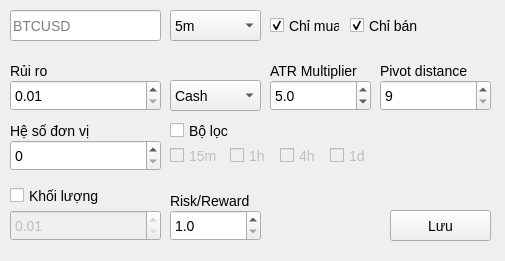
First picture: the form in ui/EditWindow.ui, repository nguyenvantat1182002/rsi-signal-bot, before the edit.
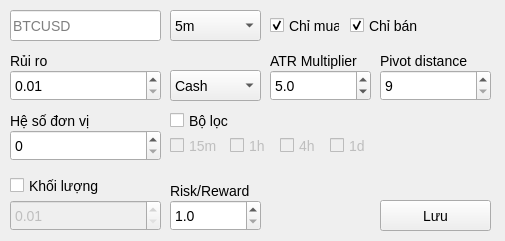
Second picture: the form after the edit.

What changed in the file:
```diff
--- a/ui/EditWindow.ui
+++ b/ui/EditWindow.ui
@@ -7,9 +7,21 @@
     <x>0</x>
     <y>0</y>
     <width>505</width>
-    <height>261</height>
+    <height>241</height>
    </rect>
   </property>
+  <property name="minimumSize">
+   <size>
+    <width>505</width>
+    <height>241</height>
+   </size>
+  </property>
+  <property name="maximumSize">
+   <size>
+    <width>505</width>
+    <height>241</height>
+   </size>
+  </property>
   <property name="windowTitle">
    <string>TRADER 3 - EDIT</string>
   </property>
@@ -40,7 +52,7 @@
     <property name="geometry">
      <rect>
       <x>10</x>
-      <y>60</y>
+      <y>50</y>
       <width>47</width>
       <height>21</height>
      </rect>
@@ -121,9 +133,9 @@
    <widget class="QPushButton" name="pushButton">
     <property name="geometry">
      <rect>
-      <x>390</x>
-      <y>210</y>
-      <width>101</width>
+      <x>380</x>
+      <y>200</y>
+      <width>111</width>
       <height>31</height>
      </rect>
     </property>
@@ -138,7 +150,7 @@
     <property name="geometry">
      <rect>
       <x>10</x>
-      <y>120</y>
+      <y>110</y>
       <width>81</width>
       <height>21</height>
      </rect>
@@ -151,7 +163,7 @@
     <property name="geometry">
      <rect>
       <x>10</x>
-      <y>140</y>
+      <y>130</y>
       <width>151</width>
       <height>31</height>
      </rect>
@@ -167,7 +179,7 @@
     <property name="geometry">
      <rect>
       <x>10</x>
-      <y>210</y>
+      <y>200</y>
       <width>151</width>
       <height>31</height>
      </rect>
@@ -186,7 +198,7 @@
     <property name="geometry">
      <rect>
       <x>270</x>
-      <y>60</y>
+      <y>50</y>
       <width>91</width>
       <height>21</height>
      </rect>
@@ -202,7 +214,7 @@
     <property name="geometry">
      <rect>
       <x>170</x>
-      <y>210</y>
+      <y>200</y>
       <width>91</width>
       <height>31</height>
      </rect>
@@ -224,7 +236,7 @@
     <property name="geometry">
      <rect>
       <x>10</x>
-      <y>180</y>
+      <y>170</y>
       <width>91</width>
       <height>31</height>
      </rect>
@@ -240,7 +252,7 @@
     <property name="geometry">
      <rect>
       <x>170</x>
-      <y>80</y>
+      <y>70</y>
       <width>91</width>
       <height>31</height>
      </rect>
@@ -263,7 +275,7 @@
     <property name="geometry">
      <rect>
       <x>10</x>
-      <y>80</y>
+      <y>70</y>
       <width>151</width>
       <height>31</height>
      </rect>
@@ -285,7 +297,7 @@
     <property name="geometry">
      <rect>
       <x>170</x>
-      <y>120</y>
+      <y>110</y>
       <width>70</width>
       <height>21</height>
      </rect>
@@ -301,7 +313,7 @@
     <property name="geometry">
      <rect>
       <x>170</x>
-      <y>190</y>
+      <y>180</y>
       <width>81</width>
       <height>21</height>
      </rect>
@@ -317,7 +329,7 @@
     <property name="geometry">
      <rect>
       <x>170</x>
-      <y>140</y>
+      <y>130</y>
       <width>51</width>
       <height>31</height>
      </rect>
@@ -336,7 +348,7 @@
     <property name="geometry">
      <rect>
       <x>230</x>
-      <y>140</y>
+      <y>130</y>
       <width>51</width>
       <height>31</height>
      </rect>
@@ -355,7 +367,7 @@
     <property name="geometry">
      <rect>
       <x>280</x>
-      <y>140</y>
+      <y>130</y>
       <width>51</width>
       <height>31</height>
      </rect>
@@ -374,7 +386,7 @@
     <property name="geometry">
      <rect>
       <x>330</x>
-      <y>140</y>
+      <y>130</y>
       <width>51</width>
       <height>31</height>
      </rect>
@@ -393,7 +405,7 @@
     <property name="geometry">
      <rect>
       <x>270</x>
-      <y>80</y>
+      <y>70</y>
       <width>101</width>
       <height>31</height>
      </rect>
@@ -418,7 +430,7 @@
     <property name="geometry">
      <rect>
       <x>380</x>
-      <y>80</y>
+      <y>70</y>
       <width>111</width>
       <height>31</height>
      </rect>
@@ -434,7 +446,7 @@
     <property name="geometry">
      <rect>
       <x>380</x>
-      <y>60</y>
+      <y>50</y>
       <width>91</width>
       <height>21</height>
      </rect>
```
